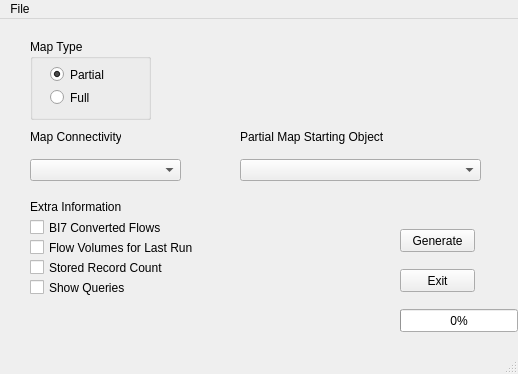
The window that BWMapping.ui (JonathanWaterhouse/BWSimplification) describes before a commit, drawn with Qt 5.
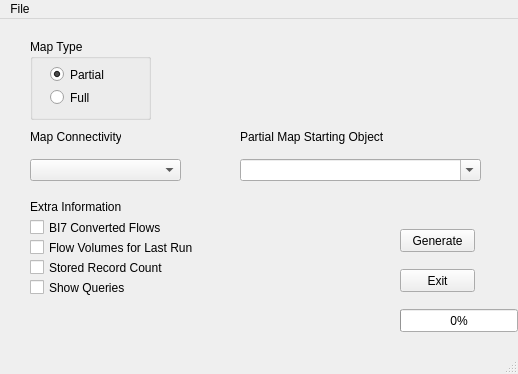
The same window after the commit. Icons and pictures are not drawn.

```diff
--- a/BWMapping.ui
+++ b/BWMapping.ui
@@ -85,6 +85,12 @@
       <height>22</height>
      </rect>
     </property>
+    <property name="editable">
+     <bool>true</bool>
+    </property>
+    <property name="insertPolicy">
+     <enum>QComboBox::InsertAlphabetically</enum>
+    </property>
    </widget>
    <widget class="QLabel" name="label">
     <property name="geometry">
```
